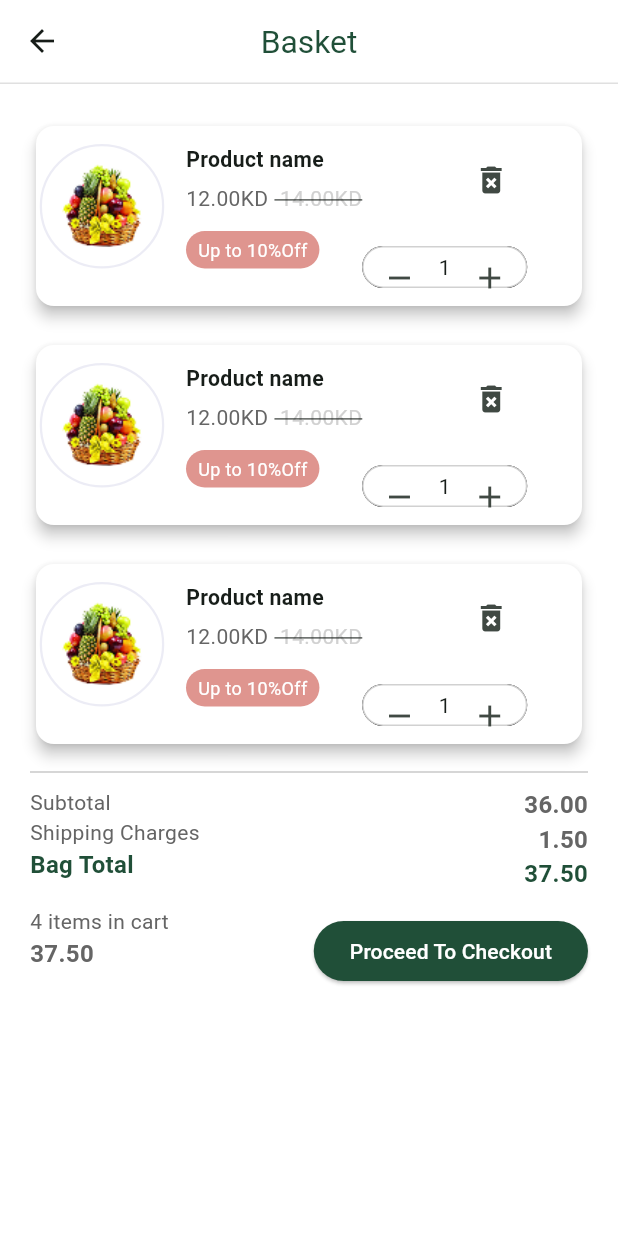
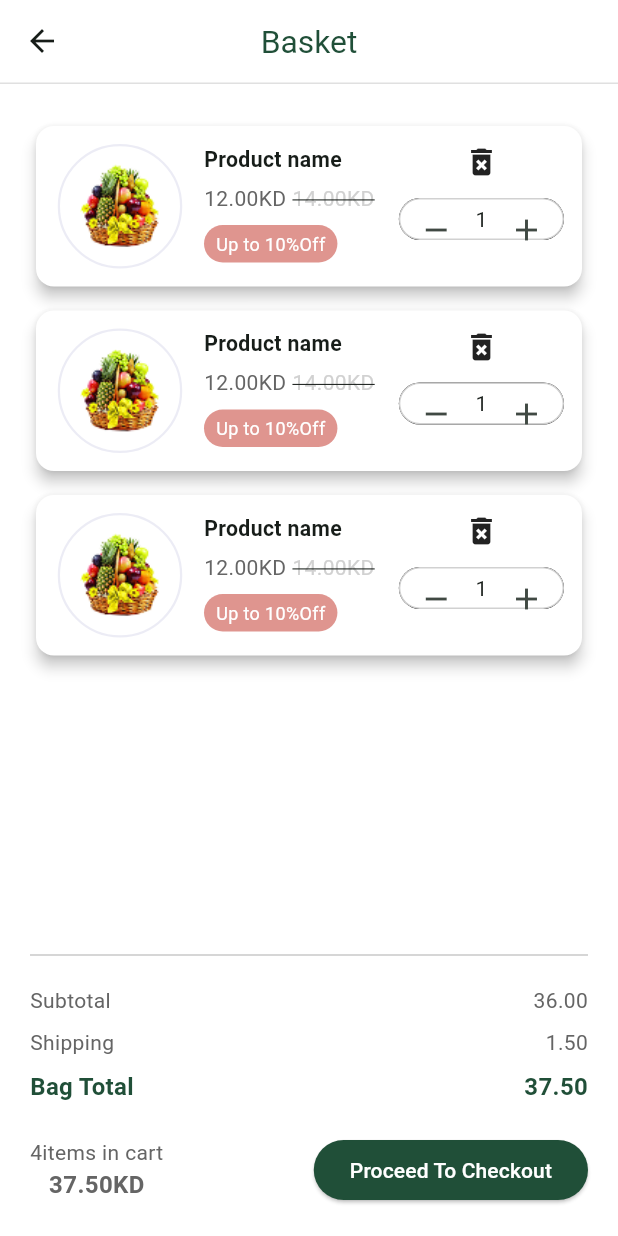
Before and after one commit to basmaali2124-collab/new-fruits-app, a Flutter app: the Basket screen opened directly, on a phone screen of 412 x 824 dp. Run offline on Flutter 3.47's test engine with Material 3 defaults, Android fonts, the phone set to English and light mode, and no system bars; drawn by our look-alikes of auto_size_text; our stand-ins replace easy_stepper, flutter_screenutil, persistent_bottom_nav_bar, pinput, smooth_page_indicator; missing offline and left inert: dashed_line, flutter_timer_countdown; grey boxes are pictures that could not be loaded.

Commit message:
finish app

```diff
--- a/lib/app_theme.dart
+++ b/lib/app_theme.dart
@@ -4,11 +4,16 @@ import 'package:flutter_screenutil/flutter_screenutil.dart';
 ThemeData appTheme() {
   return ThemeData(
     scaffoldBackgroundColor: Colors.white,
+    appBarTheme: const AppBarTheme(
+      elevation: 0,
+      scrolledUnderElevation: 0,
+      surfaceTintColor: Colors.transparent,
+    ),
     elevatedButtonTheme: ElevatedButtonThemeData(
       style: ElevatedButton.styleFrom(
         backgroundColor: Color(0xFF204F38),
         foregroundColor: Colors.white,
-       // maximumSize: Size(0.7.sw, 52)
+
       ),
     ),
 
--- a/lib/features/auth/views/login.dart
+++ b/lib/features/auth/views/login.dart
@@ -78,8 +78,10 @@ class Login extends StatelessWidget {
               Custom2TextType(
                 normalText: "Don't have an account? ",
                 buttonText: "Sign up",
-                onPressed: () {
-                  navigateTo(context,Signup());},
+                onPressed: () {  Navigator.of(context).pushReplacement(MaterialPageRoute(builder: (context)=>Signup()));
+
+                //  navigateTo(context,Signup());
+                },
               ),
             ],
           ),
--- a/lib/features/auth/views/signup.dart
+++ b/lib/features/auth/views/signup.dart
@@ -62,8 +62,8 @@ class Signup extends StatelessWidget {
                 normalText: "Already have an account? ",
                 buttonText: "Login",
                 onPressed: () {
-                  navigateTo(context, Login());
-                },
+                  Navigator.of(context).pushReplacement(MaterialPageRoute(builder: (context)=>Login()));
+              },
               ),
             ],
           ),
--- a/lib/features/bottonnav_screens/app_layout.dart
+++ b/lib/features/bottonnav_screens/app_layout.dart
@@ -8,19 +8,35 @@ import 'package:persistent_bottom_nav_bar/persistent_bottom_nav_bar.dart';
 
 class AppLayout extends StatefulWidget {
   const AppLayout({super.key});
+  static late PersistentTabController controller;
   @override
   State<AppLayout> createState() => _AppLayoutState();
 }
 class _AppLayoutState extends State<AppLayout> {
+
+  @override
+  void initState() {
+    super.initState();
+    AppLayout.controller = PersistentTabController(initialIndex: 0);
+  }
+
   List<Widget> _buildScreens() {
-    return [Home(), Orders(), Basket(), Favourite(), More()];
+    return [
+      Home(),
+      Orders(),
+      Basket(),
+      Favourite(),
+      More(),
+    ];
   }
+
   @override
   Widget build(BuildContext context) {
     return PersistentTabView(
       context,
+      controller: AppLayout.controller,
       screens: _buildScreens(),
-      backgroundColor: Color(0xFF204F38),
+      backgroundColor: const Color(0xFF204F38),
       decoration: NavBarDecoration(
         borderRadius: BorderRadius.only(
           topLeft: Radius.circular(32),
@@ -43,9 +59,9 @@ class _AppLayoutState extends State<AppLayout> {
     return PersistentBottomNavBarItem(
       icon: Icon(icon),
       title: title,
-      textStyle: TextStyle(fontWeight: FontWeight.bold),
+      textStyle: const TextStyle(fontWeight: FontWeight.bold),
       activeColorPrimary: Colors.white,
-      activeColorSecondary: Color(0xFF204F38),
+      activeColorSecondary: const Color(0xFF204F38),
       inactiveColorPrimary: Colors.white,
       inactiveColorSecondary: Colors.white,
     );
--- a/lib/features/bottonnav_screens/basket/views/basket.dart
+++ b/lib/features/bottonnav_screens/basket/views/basket.dart
@@ -13,49 +13,65 @@ class Basket extends StatefulWidget {
 }
 
 class _BasketState extends State<Basket> {
-  final List<Widget> basketCards = [BasketCard(), BasketCard(),BasketCard()];
+  final List<Widget> basketCards = const [
+    BasketCard(),
+    BasketCard(),
+    BasketCard(),
+  ];
 
   @override
   Widget build(BuildContext context) {
     return Scaffold(
       appBar: CustomAppBar(title: 'Basket', withPop: false),
-      body: SingleChildScrollView(
+      body: Padding(
         padding: const EdgeInsets.all(20.0),
-        child: Column(
+        child: LayoutBuilder(
+          builder: (context, constraints) {
+            final bool isTablet = constraints.maxWidth > 600;
+
+            if (isTablet) {
+              return Row(
+                crossAxisAlignment: CrossAxisAlignment.start,
                 children: [
-            LayoutBuilder(
-              builder: (context, constraints) {
-                int columns = constraints.maxWidth > 600 ? 2 : 1;
-                double itemWidth =
-                    (constraints.maxWidth - (columns - 1) * 10) / columns;
-
-                return Wrap(
-                  spacing: 10,
-                  runSpacing: 10,
-                  children: basketCards
-                      .map((card) => SizedBox(
-                            width: itemWidth,
-                            child: card,
-                          ))
-                      .toList(),
+                  Expanded(
+                    flex: 2,
+                    child: CustomListView(basketCards: basketCards),
+                  ),
+                  const SizedBox(width: 20),
+                  const Expanded(flex: 1, child: PriceDetails()),
+                ],
               );
-              },
-            ),
-            const SizedBox(height: 10),
+            } else {
+              return Column(
+                children: [
+                  Expanded(child: CustomListView(basketCards: basketCards)),
                   SizedBox(
                     height: 1,
                     child: DashedLine(
                       path: Path()..lineTo(1.sw, 0),
-                color: Color(0xFFBFBFBF),
+                      color: const Color(0xFFBFBFBF),
                     ),
                   ),
-            const SizedBox(height: 10),
+
+                  const SizedBox(height: 16),
                   const PriceDetails(),
                 ],
+              );
+            }
+          },
         ),
       ),
     );
   }
 }
 
-///////////////////////////////////////
+class CustomListView extends StatelessWidget {
+  const CustomListView({super.key, required this.basketCards});
+
+  final List<Widget> basketCards;
+
+  @override
+  Widget build(BuildContext context) {
+    return ListView(children: [...basketCards, const SizedBox(height: 16)]);
+  }
+}
--- a/lib/features/bottonnav_screens/basket/widgets/basket_card.dart
+++ b/lib/features/bottonnav_screens/basket/widgets/basket_card.dart
@@ -6,65 +6,63 @@ import 'package:fruits_app/Shared_widget/product_avatar.dart';
 import 'package:fruits_app/features/bottonnav_screens/basket/widgets/product_counter.dart';
 import 'package:fruits_app/features/bottonnav_screens/home/widgets/shared_widgets/offer_card.dart';
 
-class BasketCard extends StatefulWidget {
-  const BasketCard({
-    super.key
-  });
-  @override
-  State<BasketCard> createState() => _BasketCardState();
-}
-class _BasketCardState extends State<BasketCard> {
+class BasketCard extends StatelessWidget {
+  const BasketCard({super.key});
+
   @override
   Widget build(BuildContext context) {
     return Padding(
       padding: const EdgeInsets.symmetric(vertical: 4),
       child: Card(
         child: Padding(
-          padding: const EdgeInsets.symmetric(vertical: 12,),
+          padding: const EdgeInsets.all(12),
           child: Row(
             crossAxisAlignment: CrossAxisAlignment.start,
             children: [
-              ProductAvatar( productImage: 'assets/images/fruits.png',),
-              SizedBox(width: 12),
-              Column(
+              const ProductAvatar(
+                productImage: 'assets/images/fruits.png',
+              ),
+
+              const SizedBox(width: 12),
+
+              Expanded(
+                child: Column(
                   crossAxisAlignment: CrossAxisAlignment.start,
                   children: [
                     AutoSizeText(
                       'Product name',
-                    maxFontSize: 20,
+                      maxFontSize: 28,
                       style: TextStyle(
                         fontWeight: FontWeight.bold,
                         fontSize: 16.sp,
                       ),
-                    overflow: TextOverflow.ellipsis,
                     ),
-                  SizedBox(height: 6),
+                    const SizedBox(height: 6),
                     Row(
-                    children: [
+                      children: const [
                         MediumText(text: '12.00KD'),
                         SizedBox(width: 4),
                         Text(
-                        ' 14.00KD',
-                        style:  TextStyle(
+                          '14.00KD',
+                          style: TextStyle(
                             color: Color(0xFFD1D1D1),
-                          fontSize: 14,
                             decoration: TextDecoration.lineThrough,
                           ),
                         ),
                       ],
                     ),
-                  SizedBox(height: 12),
-                  //if (product.discountText.isNotEmpty)
+                    const SizedBox(height: 8),
                     OfferCard(),
                   ],
                 ),
-              //const Spacer(),
-              Column(mainAxisSize: .min,
-                crossAxisAlignment: CrossAxisAlignment.end,
-                children: [
-                  IconButton(
-                    onPressed: () {}, icon: Icon(Icons.delete_forever),
-                  ),SizedBox(height:20 ,),
+              ),
+
+              const SizedBox(width: 8),
+
+              Column(
+                children: const [
+                  Icon(Icons.delete_forever),
+                  SizedBox(height: 12),
                   Productcounter(),
                 ],
               ),
--- a/lib/features/bottonnav_screens/basket/widgets/price_details.dart
+++ b/lib/features/bottonnav_screens/basket/widgets/price_details.dart
@@ -2,40 +2,34 @@ import 'package:flutter/material.dart';
 import 'package:fruits_app/Shared_widget/green_bold_text16.dart';
 import 'package:fruits_app/Shared_widget/medium_bold_text.dart';
 import 'package:fruits_app/Shared_widget/medium_text.dart';
-import 'package:fruits_app/features/checkout/views/checkout.dart';
-import 'package:fruits_app/features/intro/widgets/navigation_function.dart';
 
 class PriceDetails extends StatelessWidget {
   const PriceDetails({super.key});
 
   @override
   Widget build(BuildContext context) {
-    return Row(
-      crossAxisAlignment: CrossAxisAlignment.start,
+    return LayoutBuilder(
+      builder: (context, constraints) {
+        final isSmall = constraints.maxWidth < 400;
+
+        if (isSmall) {
+          return Column(
+            crossAxisAlignment: CrossAxisAlignment.stretch,
+            children: [
+              _priceRow('Subtotal', '36.00'),
+              _priceRow('Shipping', '1.50'),
+              _priceRow('Bag Total', '37.50', isTotal: true),
+              const SizedBox(height: 16),
+              Row(
                 children: [
                   Column(
-          crossAxisAlignment: CrossAxisAlignment.start,
                     children: [
-            MediumText(text: 'Subtotal'),
-            MediumText(text: 'Shipping Charges'),
-            GreenBoldText(text: 'Bag Total'),
-            const SizedBox(height: 16),
-            MediumText(text: '4 items in cart'),
-            MediumBoldText(text: '37.50'),
+                      MediumText(text: '4items in cart'),
+                      MediumBoldText(text: '37.50KD'),
                     ],
-        ),
-        const Spacer(),
-        Column(
-          crossAxisAlignment: CrossAxisAlignment.end,
-          children: [
-            MediumBoldText(text: '36.00'),
-            MediumBoldText(text: '1.50'),
-            GreenBoldText(text: '37.50'),
-            const SizedBox(height: 16),
+                  ),Spacer(),
                   ElevatedButton(
-              onPressed: () {
-                navigateTo(context, Checkout());
-              },
+                    onPressed: () {},
                     child: const Text('Proceed To Checkout'),
                   ),
                 ],
@@ -43,4 +37,60 @@ class PriceDetails extends StatelessWidget {
             ],
           );
         }
+        return Column(
+          children: [
+            Row(
+              children: [
+                Column(
+                  crossAxisAlignment: CrossAxisAlignment.start,
+                  children: const [
+                    MediumText(text: 'Subtotal'),
+                    MediumText(text: 'Shipping Charges'),
+                    GreenBoldText(text: 'Bag Total'),
+                  ],
+                ),
+                const Spacer(),
+                Column(
+                  crossAxisAlignment: CrossAxisAlignment.end,
+                  children: const [
+                    MediumBoldText(text: '36.00'),
+                    MediumBoldText(text: '1.50'),
+                    GreenBoldText(text: '37.50'),
+                  ],
+                ),
+              ],
+            ),
+            const SizedBox(height: 16),
+            Row(
+              children: [
+                Column(
+                  children: [
+                    MediumText(text: '4items in cart'),
+                    MediumBoldText(text: '37.50KD'),
+                  ],
+                ),Spacer(),
+                ElevatedButton(
+                  onPressed: () {},
+                  child: const Text('Proceed To Checkout'),
+                ),
+              ],
+            ),
+          ],
+        );
+      },
+    );
   }
+
+  Widget _priceRow(String title, String value, {bool isTotal = false}) {
+    return Padding(
+      padding: const EdgeInsets.symmetric(vertical: 4),
+      child: Row(
+        mainAxisAlignment: MainAxisAlignment.spaceBetween,
+        children: [
+          isTotal ? GreenBoldText(text: title) : MediumText(text: title),
+          isTotal ? GreenBoldText(text: value) : MediumText(text: value),
+        ],
+      ),
+    );
+  }
+}
--- a/lib/features/bottonnav_screens/more/views/more.dart
+++ b/lib/features/bottonnav_screens/more/views/more.dart
@@ -1,17 +1,16 @@
 import 'package:flutter/material.dart';
 import 'package:flutter_screenutil/flutter_screenutil.dart';
 import 'package:fruits_app/Shared_widget/custom_appbar.dart';
-import 'package:fruits_app/features/bottonnav_screens/Favourite/views/favourite.dart';
+import 'package:fruits_app/features/bottonnav_screens/app_layout.dart';
+import 'package:fruits_app/features/bottonnav_screens/more/widgets/profile_row.dart';
+import 'package:fruits_app/features/bottonnav_screens/more/widgets/set_language.dart';
 import 'package:fruits_app/features/bottonnav_screens/more/views/contact_us.dart';
 import 'package:fruits_app/features/bottonnav_screens/more/views/terms_and_conditions.dart';
 import 'package:fruits_app/features/bottonnav_screens/more/views/update_profile.dart';
-import 'package:fruits_app/features/bottonnav_screens/more/widgets/profile_row.dart';
-import 'package:fruits_app/features/bottonnav_screens/more/widgets/set_language.dart';
-import 'package:fruits_app/features/bottonnav_screens/orders/views/orders.dart';
 import 'package:fruits_app/features/intro/widgets/navigation_function.dart';
 
 class More extends StatelessWidget {
-  More({super.key});
+ const More({super.key});
 
   @override
   Widget build(BuildContext context) {
@@ -27,14 +26,14 @@ class More extends StatelessWidget {
         prefixIcon: Icons.list,
         rowName: 'My Orders',
         onPressed: () {
-          navigateTo(context, Orders());
+          AppLayout.controller.jumpToTab(1);
         },
       ),
       ProfileRow(
         prefixIcon: Icons.favorite_border_outlined,
         rowName: 'Favourite',
         onPressed: () {
-          navigateTo(context, Favourite());
+          AppLayout.controller.jumpToTab(3);
         },
       ),
       ProfileRow(
@@ -53,14 +52,14 @@ class More extends StatelessWidget {
         prefixIcon: Icons.headphones_outlined,
         rowName: 'Support',
         onPressed: () {
-          navigateTo(context, ContactUs());
+         navigateTo(context,ContactUs());
         },
       ),
       ProfileRow(
         prefixIcon: Icons.diamond,
         rowName: 'Terms & Condition',
         onPressed: () {
-          navigateTo(context, TermsAndConditions());
+         navigateTo(context, TermsAndConditions());
         },
       ),
       ProfileRow(
@@ -89,10 +88,11 @@ class More extends StatelessWidget {
               ),
             ),
             SizedBox(height: 8),
-            Text('Welcome, Fruit Market', style: TextStyle(fontSize: 24)),
+            Text('Welcome, Fruit Market',
+                style: TextStyle(fontSize: 24.sp, fontWeight: FontWeight.w600)),
             SizedBox(height: 20),
             SizedBox(
-              width:1.sw>600? 0.5.sw:0.9.sw,
+              width: 1.sw > 600 ? 0.5.sw : 0.9.sw,
               child: ElevatedButton(onPressed: () {}, child: Text('Login')),
             ),
             SizedBox(height: 20),
@@ -106,12 +106,7 @@ class More extends StatelessWidget {
                   spacing: 10,
                   runSpacing: 10,
                   children: moreList
-                      .map(
-                        (row) => SizedBox(
-                          width: itemWidth,
-                          child: row,
-                        ),
-                      )
+                      .map((row) => SizedBox(width: itemWidth, child: row))
                       .toList(),
                 );
               },
--- a/lib/features/checkout/widgets/delivery_time/select_date.dart
+++ b/lib/features/checkout/widgets/delivery_time/select_date.dart
@@ -32,13 +32,13 @@ class _DatePickerFieldState extends State<DatePickerField> {
       onTap: _selectDate,
       decoration: const InputDecoration(
         labelText: 'Select Date',
-       // border: UnderlineInputBorder(), // underline
-        suffixIcon: Icon(Icons.keyboard_arrow_down_outlined), // أيقونة التقويم
+
+        suffixIcon: Icon(Icons.keyboard_arrow_down_outlined),
       enabledBorder: UnderlineInputBorder(
-      borderSide: BorderSide(color: Colors.grey), // لون الـ underline
+      borderSide: BorderSide(color: Colors.grey),
     ),
     focusedBorder: UnderlineInputBorder(
-      borderSide: BorderSide(color: Colors.green), // لون الـ underline عند التركيز
+      borderSide: BorderSide(color: Colors.green),
     ),
       ),
     );
--- a/lib/features/checkout/widgets/payment/payment.dart
+++ b/lib/features/checkout/widgets/payment/payment.dart
@@ -37,7 +37,6 @@ class _PaymentState extends State<Payment> {
           ),
         ),
 
-        // Order Details
         SizedBox(height: 16),
         Text('Order Details', style: TextStyle(fontWeight: FontWeight.bold)),
         Card(
@@ -48,7 +47,6 @@ class _PaymentState extends State<Payment> {
           ),
         ),
 
-        // Payment Options
         SizedBox(height: 16),
         Text('Payment', style: TextStyle(fontWeight: FontWeight.bold)),
         SizedBox(height: 8),
--- a/lib/main.dart
+++ b/lib/main.dart
@@ -1,7 +1,6 @@
 import 'package:flutter/material.dart';
 import 'package:flutter_screenutil/flutter_screenutil.dart';
 import 'package:fruits_app/app_theme.dart';
-import 'package:fruits_app/features/bottonnav_screens/basket/views/basket.dart';
 import 'package:fruits_app/features/intro/views/splash_screen.dart';
 
 void main() async{
@@ -22,19 +21,7 @@ class MyApp extends StatelessWidget {
           debugShowCheckedModeBanner: false,
           title: 'Flutter Demo',
           theme: appTheme(),
-          home://Basket()
-          SplashScreen()//UpdateProfile());
-           //SellerInfo(seller: sellers[1],));//
-         // AppLayout());
-          //Checkout()
-         // ProductDetails(product: products[1])
-          //ProductDetails() );
-         // OrderTracking());
-         //ContactUs()
-        // More()
-     //   Orders()
-     //Basket()
-        );
+          home:SplashScreen() );
       }
     );
   }
```
Lines whose indentation alone changed are shown as unchanged.
